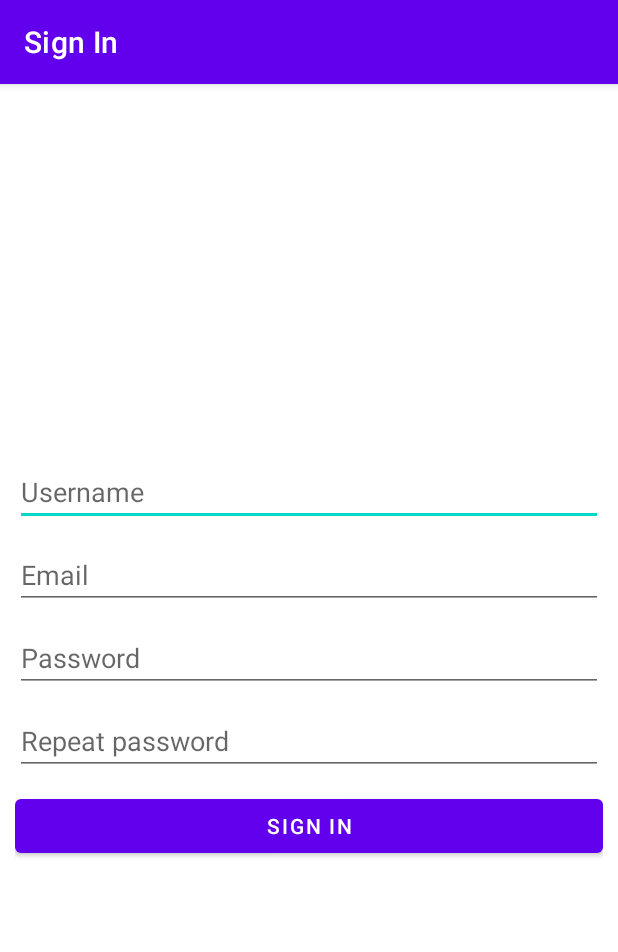
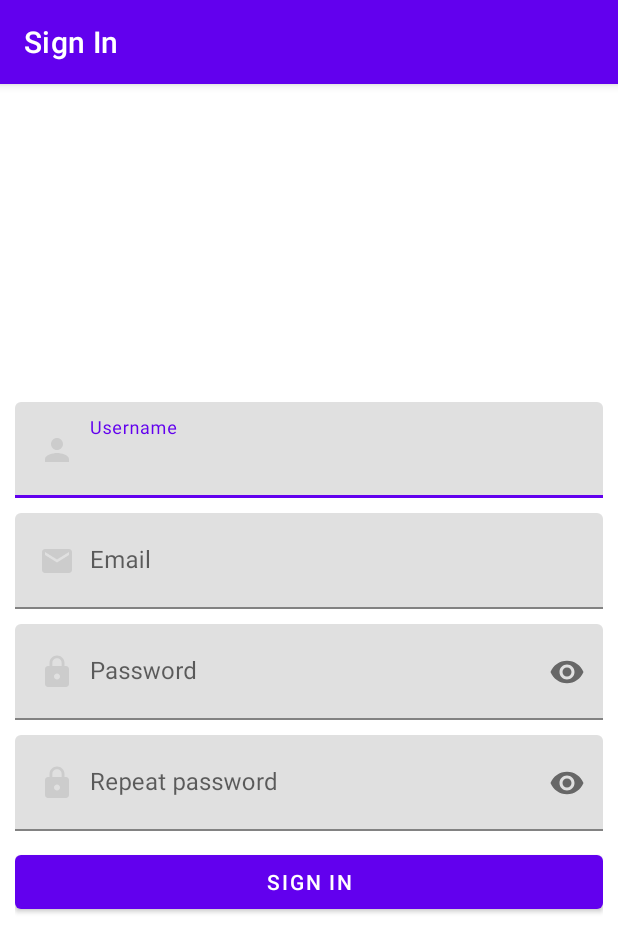
Before and after one commit to Peter-98/ChatKotlin, an Android app: the RegistroActivity screen opened directly, with no data from a screen before it, on a phone screen of 412 x 824 dp. Shown: the top 952 px of the screen. Run offline under Robolectric (Android 15) with nearby library versions, the phone set to English and light mode, and no system bars; our stand-ins replace Firebase (no records; nobody signed in at launch, a user with empty details on screens opened directly).

Commit message:
mejorar login y registro

```diff
--- /dev/null
+++ b/app/src/main/res/drawable/ic_email.xml
@@ -0,0 +1,5 @@
+<vector android:height="24dp" android:tint="#CCCCCC"
+    android:viewportHeight="24" android:viewportWidth="24"
+    android:width="24dp" xmlns:android="http://schemas.android.com/apk/res/android">
+    <path android:fillColor="@android:color/white" android:pathData="M20,4L4,4c-1.1,0 -1.99,0.9 -1.99,2L2,18c0,1.1 0.9,2 2,2h16c1.1,0 2,-0.9 2,-2L22,6c0,-1.1 -0.9,-2 -2,-2zM20,8l-8,5 -8,-5L4,6l8,5 8,-5v2z"/>
+</vector>
--- /dev/null
+++ b/app/src/main/res/drawable/ic_nombre_usuario.xml
@@ -0,0 +1,5 @@
+<vector android:height="24dp" android:tint="#CCCCCC"
+    android:viewportHeight="24" android:viewportWidth="24"
+    android:width="24dp" xmlns:android="http://schemas.android.com/apk/res/android">
+    <path android:fillColor="@android:color/white" android:pathData="M12,12c2.21,0 4,-1.79 4,-4s-1.79,-4 -4,-4 -4,1.79 -4,4 1.79,4 4,4zM12,14c-2.67,0 -8,1.34 -8,4v2h16v-2c0,-2.66 -5.33,-4 -8,-4z"/>
+</vector>
--- /dev/null
+++ b/app/src/main/res/drawable/ic_password.xml
@@ -0,0 +1,5 @@
+<vector android:height="24dp" android:tint="#CCCCCC"
+    android:viewportHeight="24" android:viewportWidth="24"
+    android:width="24dp" xmlns:android="http://schemas.android.com/apk/res/android">
+    <path android:fillColor="@android:color/white" android:pathData="M18,8h-1L17,6c0,-2.76 -2.24,-5 -5,-5S7,3.24 7,6v2L6,8c-1.1,0 -2,0.9 -2,2v10c0,1.1 0.9,2 2,2h12c1.1,0 2,-0.9 2,-2L20,10c0,-1.1 -0.9,-2 -2,-2zM12,17c-1.1,0 -2,-0.9 -2,-2s0.9,-2 2,-2 2,0.9 2,2 -0.9,2 -2,2zM15.1,8L8.9,8L8.9,6c0,-1.71 1.39,-3.1 3.1,-3.1 1.71,0 3.1,1.39 3.1,3.1v2z"/>
+</vector>
--- a/app/src/main/res/layout/activity_login.xml
+++ b/app/src/main/res/layout/activity_login.xml
@@ -16,12 +16,29 @@
         android:gravity="center"
         android:padding="10dp">
 
+        <!-- Email -->
+        <com.google.android.material.textfield.TextInputLayout
+            android:layout_width="match_parent"
+            android:layout_height="wrap_content">
+
             <EditText
                 android:id="@+id/L_Et_email"
                 android:hint="@string/L_Et_email"
                 android:inputType="textEmailAddress"
                 android:layout_width="match_parent"
-            android:layout_height="wrap_content"/>
+                android:layout_height="wrap_content"
+                android:drawableStart="@drawable/ic_email"
+                android:padding="20dp"
+                android:drawablePadding="10dp"/>
+
+        </com.google.android.material.textfield.TextInputLayout>
+
+
+        <!-- Password -->
+        <com.google.android.material.textfield.TextInputLayout
+            android:layout_width="match_parent"
+            android:layout_height="wrap_content"
+            app:passwordToggleEnabled="true">
 
             <EditText
                 android:id="@+id/L_Et_password"
@@ -29,7 +46,12 @@
                 android:inputType="textPassword"
                 android:layout_marginTop="5dp"
                 android:layout_width="match_parent"
-            android:layout_height="wrap_content"/>
+                android:layout_height="wrap_content"
+                android:drawableStart="@drawable/ic_password"
+                android:padding="20dp"
+                android:drawablePadding="10dp"/>
+
+        </com.google.android.material.textfield.TextInputLayout>
 
         <Button
             android:id="@+id/Btn_login"
--- a/app/src/main/res/layout/activity_registro.xml
+++ b/app/src/main/res/layout/activity_registro.xml
@@ -14,12 +14,28 @@
         android:orientation="vertical"
         android:gravity="center"
         android:padding="10dp">
+
+        <!-- Username -->
+        <com.google.android.material.textfield.TextInputLayout
+            android:layout_width="match_parent"
+            android:layout_height="wrap_content">
+
             <EditText
                 android:id="@+id/R_Et_username"
                 android:hint="@string/R_Et_username"
-            android:inputType="text"
+                android:inputType="textPersonName|textCapWords"
                 android:layout_width="match_parent"
-            android:layout_height="wrap_content"/>
+                android:layout_height="wrap_content"
+                android:drawableStart="@drawable/ic_nombre_usuario"
+                android:padding="20dp"
+                android:drawablePadding="10dp"/>
+
+        </com.google.android.material.textfield.TextInputLayout>
+
+        <!-- Email -->
+        <com.google.android.material.textfield.TextInputLayout
+            android:layout_width="match_parent"
+            android:layout_height="wrap_content">
 
             <EditText
                 android:id="@+id/R_Et_email"
@@ -27,7 +43,19 @@
                 android:layout_marginTop="10dp"
                 android:inputType="textEmailAddress"
                 android:layout_width="match_parent"
-            android:layout_height="wrap_content"/>
+                android:layout_height="wrap_content"
+                android:drawableStart="@drawable/ic_email"
+                android:padding="20dp"
+                android:drawablePadding="10dp"/>
+
+        </com.google.android.material.textfield.TextInputLayout>
+
+        <!-- Password -->
+        <com.google.android.material.textfield.TextInputLayout
+            android:layout_width="match_parent"
+            android:layout_height="wrap_content"
+            app:passwordToggleEnabled="true">
+
 
             <EditText
                 android:id="@+id/R_Et_password"
@@ -35,7 +63,18 @@
                 android:layout_marginTop="10dp"
                 android:inputType="textPassword"
                 android:layout_width="match_parent"
-            android:layout_height="wrap_content"/>
+                android:layout_height="wrap_content"
+                android:drawableStart="@drawable/ic_password"
+                android:padding="20dp"
+                android:drawablePadding="10dp"/>
+
+        </com.google.android.material.textfield.TextInputLayout>
+
+        <!-- R password -->
+        <com.google.android.material.textfield.TextInputLayout
+            android:layout_width="match_parent"
+            android:layout_height="wrap_content"
+            app:passwordToggleEnabled="true">
 
             <EditText
                 android:id="@+id/R_Et_r_password"
@@ -43,7 +82,12 @@
                 android:layout_marginTop="10dp"
                 android:inputType="textPassword"
                 android:layout_width="match_parent"
-            android:layout_height="wrap_content"/>
+                android:layout_height="wrap_content"
+                android:drawableStart="@drawable/ic_password"
+                android:padding="20dp"
+                android:drawablePadding="10dp"/>
+
+        </com.google.android.material.textfield.TextInputLayout>
 
         <Button
             android:id="@+id/Btn_sign_in"
```
Also changed, not shown: 1 other file. Lines whose indentation alone changed are shown as unchanged.
